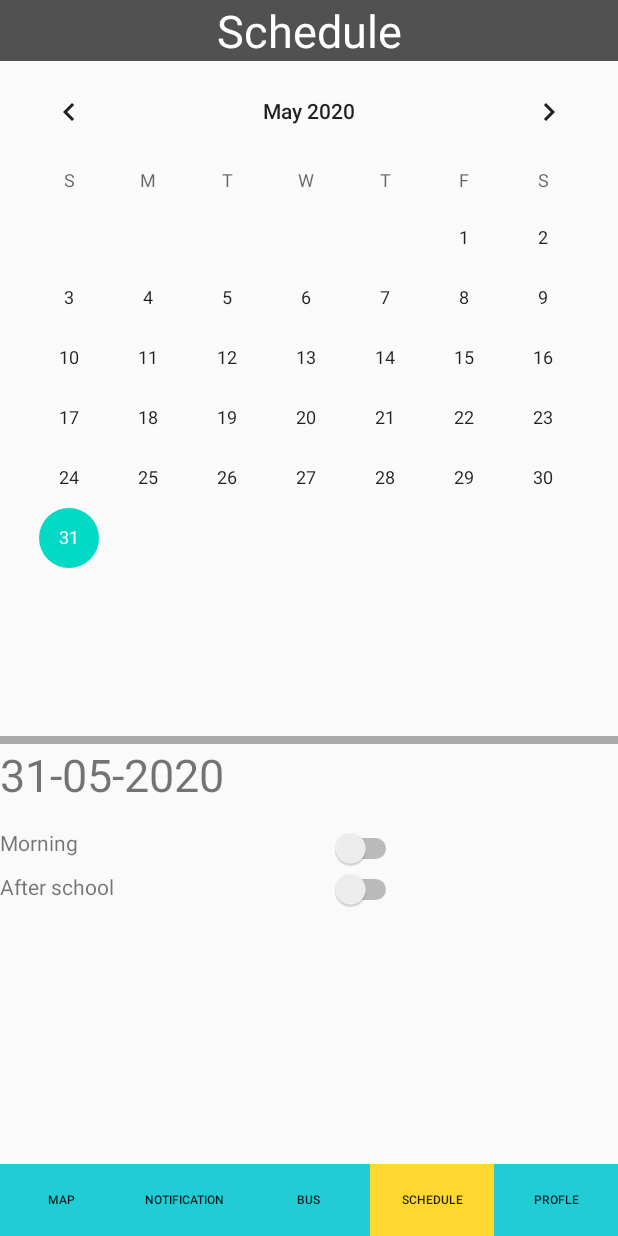
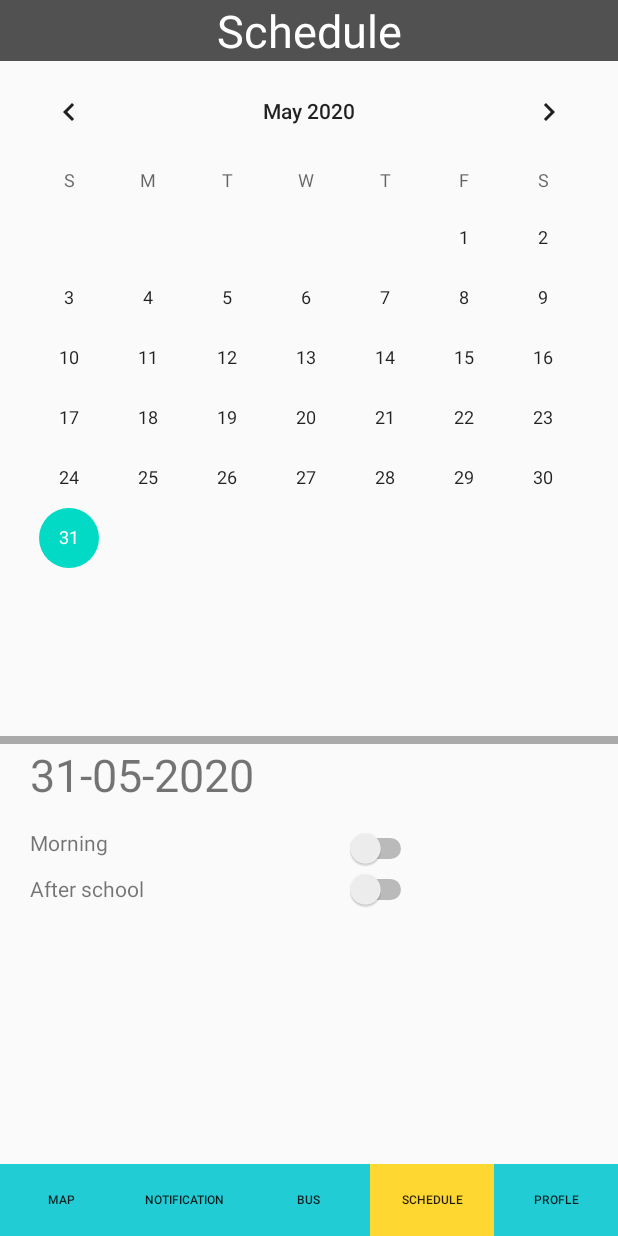
Before and after one commit to teeratton/Parent_Application_RoadRongRean, an Android app: the ScheduleActivity screen opened directly, with no data from a screen before it, on a phone screen of 412 x 824 dp. Run offline under Robolectric (Android 15) with nearby library versions, the phone set to English and light mode, and no system bars; our stand-ins replace Firebase (no records; nobody signed in at launch, a user with empty details on screens opened directly); 4 statements that could not run were skipped.

Commit message:
update pop

```diff
--- a/app/src/main/java/com/teerat/parent_map/PopSelectStudent.java
+++ b/app/src/main/java/com/teerat/parent_map/PopSelectStudent.java
@@ -76,7 +76,7 @@ public class PopSelectStudent extends AppCompatActivity {
                                     LinearLayout.LayoutParams.MATCH_PARENT,
                                     LinearLayout.LayoutParams.WRAP_CONTENT
                             );
-                            params.setMargins(0, 0, 0, 30);
+                            params.setMargins(30, 0, 30, 30);
 
                             textView.setLayoutParams(params);
 
--- a/app/src/main/res/layout/activity_bus.xml
+++ b/app/src/main/res/layout/activity_bus.xml
@@ -114,7 +114,7 @@
             <TextView
                 android:layout_width="wrap_content"
                 android:layout_height="wrap_content"
-                android:layout_marginTop="20dp"
+                android:layout_marginTop="10dp"
                 android:layout_marginBottom="10dp"
                 android:text="Driver Name : "
                 android:textStyle="bold" />
--- a/app/src/main/res/layout/activity_schedule.xml
+++ b/app/src/main/res/layout/activity_schedule.xml
@@ -25,6 +25,7 @@
         android:id="@+id/dateTextView"
         android:layout_width="match_parent"
         android:layout_height="wrap_content"
+        android:layout_marginLeft="20dp"
         android:layout_marginBottom="15dp"
         android:text="Date"
         android:textSize="30sp" />
@@ -45,12 +46,14 @@
             <TextView
                 android:layout_width="match_parent"
                 android:layout_height="wrap_content"
-                android:layout_marginBottom="10dp"
+                android:layout_marginBottom="11dp"
+                android:layout_marginLeft="20dp"
                 android:text="Morning" />
 
             <TextView
                 android:layout_width="match_parent"
                 android:layout_height="wrap_content"
+                android:layout_marginLeft="20dp"
                 android:text="After school" />
 
         </LinearLayout>
--- a/app/src/main/res/layout/pop_map.xml
+++ b/app/src/main/res/layout/pop_map.xml
@@ -4,7 +4,8 @@
     xmlns:tools="http://schemas.android.com/tools"
     android:layout_width="match_parent"
     android:layout_height="match_parent"
-    android:orientation="vertical">
+    android:orientation="vertical"
+    android:background="@drawable/my_custom_background">
 
     <fragment xmlns:map="http://schemas.android.com/apk/res-auto"
         android:id="@+id/map"
--- a/app/src/main/res/layout/pop_select_location.xml
+++ b/app/src/main/res/layout/pop_select_location.xml
@@ -5,7 +5,8 @@
     android:layout_width="match_parent"
     android:layout_height="match_parent"
     android:orientation="vertical"
-    tools:context=".MapsActivity">
+    tools:context=".MapsActivity"
+    android:background="@drawable/my_custom_background">
 
     <fragment xmlns:map="http://schemas.android.com/apk/res-auto"
         android:id="@+id/map"
--- a/app/src/main/res/layout/pop_select_student.xml
+++ b/app/src/main/res/layout/pop_select_student.xml
@@ -1,6 +1,7 @@
 <LinearLayout xmlns:android="http://schemas.android.com/apk/res/android"
     android:orientation="vertical" android:layout_width="match_parent"
-    android:layout_height="match_parent">
+    android:layout_height="match_parent"
+    android:background="@drawable/my_custom_background">
 
     <TextView
         android:layout_width="match_parent"
@@ -8,7 +9,8 @@
         android:textAlignment="center"
         android:layout_marginBottom="30dp"
         android:text="Select a student"
-        android:textSize="50dp" />
+        android:textSize="50dp"
+        />
 
     <ScrollView
         android:id="@+id/scrollView"
--- a/app/src/main/res/layout/pop_speed_warning.xml
+++ b/app/src/main/res/layout/pop_speed_warning.xml
@@ -1,7 +1,8 @@
 <?xml version="1.0" encoding="utf-8"?>
 <LinearLayout xmlns:android="http://schemas.android.com/apk/res/android"
     android:orientation="vertical" android:layout_width="match_parent"
-    android:layout_height="match_parent">
+    android:layout_height="match_parent"
+    android:background="@drawable/my_custom_background">
 
     <ScrollView
         android:id="@+id/scrollView"
```
Also changed, not shown: app/src/main/res/drawable/my_custom_background.xml (added, +7 -0 lines).
